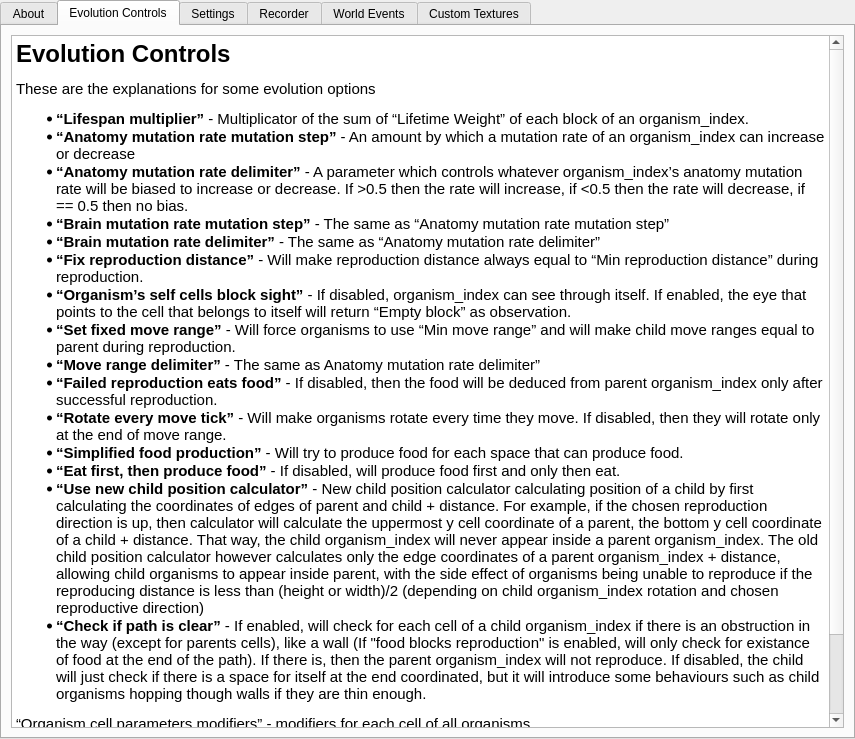
Qt form Source/UiFiles/info.ui (SuperSpaceEye/LifeEngineExtended) before a commit.
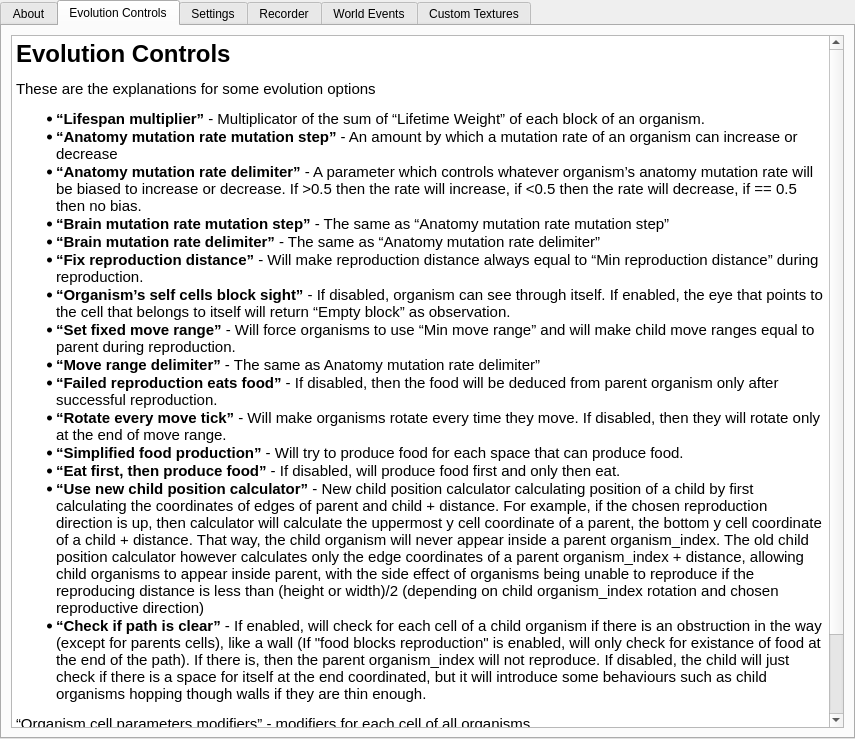
The same form after that commit. The open tabs and pages were chosen to show the change.

Patch:
```diff
--- a/Source/UiFiles/info.ui
+++ b/Source/UiFiles/info.ui
@@ -106,24 +106,24 @@
 &lt;/style&gt;&lt;/head&gt;&lt;body style=&quot; font-family:'Ubuntu'; font-size:11pt; font-weight:400; font-style:normal;&quot;&gt;
 &lt;h1 style=&quot; margin-top:18px; margin-bottom:12px; margin-left:0px; margin-right:0px; -qt-block-indent:0; text-indent:0px;&quot;&gt;&lt;a name=&quot;Evolution_Controls_0&quot;&gt;&lt;/a&gt;&lt;span style=&quot; font-size:xx-large; font-weight:600;&quot;&gt;E&lt;/span&gt;&lt;span style=&quot; font-size:xx-large; font-weight:600;&quot;&gt;volution Controls&lt;/span&gt;&lt;/h1&gt;
 &lt;p style=&quot; margin-top:12px; margin-bottom:12px; margin-left:0px; margin-right:0px; -qt-block-indent:0; text-indent:0px;&quot;&gt;These are the explanations for some evolution options&lt;/p&gt;
-&lt;ul style=&quot;margin-top: 0px; margin-bottom: 0px; margin-left: 0px; margin-right: 0px; -qt-list-indent: 1;&quot;&gt;&lt;li style=&quot; margin-top:12px; margin-bottom:0px; margin-left:0px; margin-right:0px; -qt-block-indent:0; text-indent:0px;&quot;&gt;&lt;span style=&quot; font-weight:600;&quot;&gt;“Lifespan multiplier”&lt;/span&gt; - Multiplicator of the sum of “Lifetime Weight” of each block of an organism_index.&lt;/li&gt;
-&lt;li style=&quot; margin-top:0px; margin-bottom:0px; margin-left:0px; margin-right:0px; -qt-block-indent:0; text-indent:0px;&quot;&gt;&lt;span style=&quot; font-weight:600;&quot;&gt;“Anatomy mutation rate mutation step”&lt;/span&gt; - An amount by which a mutation rate of an organism_index can increase or decrease&lt;/li&gt;
-&lt;li style=&quot; margin-top:0px; margin-bottom:0px; margin-left:0px; margin-right:0px; -qt-block-indent:0; text-indent:0px;&quot;&gt;&lt;span style=&quot; font-weight:600;&quot;&gt;“Anatomy mutation rate delimiter”&lt;/span&gt; - A parameter which controls whatever organism_index’s anatomy mutation rate will be biased to increase or decrease. If &amp;gt;0.5 then the rate will increase, if &amp;lt;0.5 then the rate will decrease, if == 0.5 then no bias.&lt;/li&gt;
+&lt;ul style=&quot;margin-top: 0px; margin-bottom: 0px; margin-left: 0px; margin-right: 0px; -qt-list-indent: 1;&quot;&gt;&lt;li style=&quot; margin-top:12px; margin-bottom:0px; margin-left:0px; margin-right:0px; -qt-block-indent:0; text-indent:0px;&quot;&gt;&lt;span style=&quot; font-weight:600;&quot;&gt;“Lifespan multiplier”&lt;/span&gt; - Multiplicator of the sum of “Lifetime Weight” of each block of an organism.&lt;/li&gt;
+&lt;li style=&quot; margin-top:0px; margin-bottom:0px; margin-left:0px; margin-right:0px; -qt-block-indent:0; text-indent:0px;&quot;&gt;&lt;span style=&quot; font-weight:600;&quot;&gt;“Anatomy mutation rate mutation step”&lt;/span&gt; - An amount by which a mutation rate of an organism can increase or decrease&lt;/li&gt;
+&lt;li style=&quot; margin-top:0px; margin-bottom:0px; margin-left:0px; margin-right:0px; -qt-block-indent:0; text-indent:0px;&quot;&gt;&lt;span style=&quot; font-weight:600;&quot;&gt;“Anatomy mutation rate delimiter”&lt;/span&gt; - A parameter which controls whatever organism’s anatomy mutation rate will be biased to increase or decrease. If &amp;gt;0.5 then the rate will increase, if &amp;lt;0.5 then the rate will decrease, if == 0.5 then no bias.&lt;/li&gt;
 &lt;li style=&quot; margin-top:0px; margin-bottom:0px; margin-left:0px; margin-right:0px; -qt-block-indent:0; text-indent:0px;&quot;&gt;&lt;span style=&quot; font-weight:600;&quot;&gt;“Brain mutation rate mutation step”&lt;/span&gt; - The same as “Anatomy mutation rate mutation step”&lt;/li&gt;
 &lt;li style=&quot; margin-top:0px; margin-bottom:0px; margin-left:0px; margin-right:0px; -qt-block-indent:0; text-indent:0px;&quot;&gt;&lt;span style=&quot; font-weight:600;&quot;&gt;“Brain mutation rate delimiter”&lt;/span&gt; - The same as “Anatomy mutation rate delimiter”&lt;/li&gt;
 &lt;li style=&quot; margin-top:0px; margin-bottom:0px; margin-left:0px; margin-right:0px; -qt-block-indent:0; text-indent:0px;&quot;&gt;&lt;span style=&quot; font-weight:600;&quot;&gt;“Fix reproduction distance”&lt;/span&gt; - Will make reproduction distance always equal to “Min reproduction distance” during reproduction.&lt;/li&gt;
-&lt;li style=&quot; margin-top:0px; margin-bottom:0px; margin-left:0px; margin-right:0px; -qt-block-indent:0; text-indent:0px;&quot;&gt;&lt;span style=&quot; font-weight:600;&quot;&gt;“Organism’s self cells block sight”&lt;/span&gt; - If disabled, organism_index can see through itself. If enabled, the eye that points to the cell that belongs to itself will return “Empty block” as observation.&lt;/li&gt;
+&lt;li style=&quot; margin-top:0px; margin-bottom:0px; margin-left:0px; margin-right:0px; -qt-block-indent:0; text-indent:0px;&quot;&gt;&lt;span style=&quot; font-weight:600;&quot;&gt;“Organism’s self cells block sight”&lt;/span&gt; - If disabled, organism can see through itself. If enabled, the eye that points to the cell that belongs to itself will return “Empty block” as observation.&lt;/li&gt;
 &lt;li style=&quot; margin-top:0px; margin-bottom:0px; margin-left:0px; margin-right:0px; -qt-block-indent:0; text-indent:0px;&quot;&gt;&lt;span style=&quot; font-weight:600;&quot;&gt;“Set fixed move range”&lt;/span&gt; - Will force organisms to use “Min move range” and will make child move ranges equal to parent during reproduction.&lt;/li&gt;
 &lt;li style=&quot; margin-top:0px; margin-bottom:0px; margin-left:0px; margin-right:0px; -qt-block-indent:0; text-indent:0px;&quot;&gt;&lt;span style=&quot; font-weight:600;&quot;&gt;“Move range delimiter”&lt;/span&gt; - The same as Anatomy mutation rate delimiter”&lt;/li&gt;
-&lt;li style=&quot; margin-top:0px; margin-bottom:0px; margin-left:0px; margin-right:0px; -qt-block-indent:0; text-indent:0px;&quot;&gt;&lt;span style=&quot; font-weight:600;&quot;&gt;“Failed reproduction eats food”&lt;/span&gt; - If disabled, then the food will be deduced from parent organism_index only after successful reproduction.&lt;/li&gt;
+&lt;li style=&quot; margin-top:0px; margin-bottom:0px; margin-left:0px; margin-right:0px; -qt-block-indent:0; text-indent:0px;&quot;&gt;&lt;span style=&quot; font-weight:600;&quot;&gt;“Failed reproduction eats food”&lt;/span&gt; - If disabled, then the food will be deduced from parent organism only after successful reproduction.&lt;/li&gt;
 &lt;li style=&quot; margin-top:0px; margin-bottom:0px; margin-left:0px; margin-right:0px; -qt-block-indent:0; text-indent:0px;&quot;&gt;&lt;span style=&quot; font-weight:600;&quot;&gt;“Rotate every move tick”&lt;/span&gt; - Will make organisms rotate every time they move. If disabled, then they will rotate only at the end of move range.&lt;/li&gt;
 &lt;li style=&quot; margin-top:0px; margin-bottom:0px; margin-left:0px; margin-right:0px; -qt-block-indent:0; text-indent:0px;&quot;&gt;&lt;span style=&quot; font-weight:600;&quot;&gt;“Simplified food production”&lt;/span&gt; - Will try to produce food for each space that can produce food.&lt;/li&gt;
 &lt;li style=&quot; margin-top:0px; margin-bottom:0px; margin-left:0px; margin-right:0px; -qt-block-indent:0; text-indent:0px;&quot;&gt;&lt;span style=&quot; font-weight:600;&quot;&gt;“Eat first, then produce food”&lt;/span&gt; - If disabled, will produce food first and only then eat.&lt;/li&gt;
-&lt;li style=&quot; margin-top:0px; margin-bottom:0px; margin-left:0px; margin-right:0px; -qt-block-indent:0; text-indent:0px;&quot;&gt;&lt;span style=&quot; font-weight:600;&quot;&gt;“Use new child position calculator”&lt;/span&gt; - New child position calculator calculating position of a child by first calculating the coordinates of edges of parent and child + distance. For example, if the chosen reproduction direction is up, then calculator will calculate the uppermost y cell coordinate of a parent, the bottom y cell coordinate of a child + distance. That way, the child organism_index will never appear inside a parent organism_index. The old child position calculator however calculates only the edge coordinates of a parent organism_index + distance, allowing child organisms to appear inside parent, with the side effect of organisms being unable to reproduce if the reproducing distance is less than (height or width)/2 (depending on child organism_index rotation and chosen reproductive direction)&lt;/li&gt;
-&lt;li style=&quot; margin-top:0px; margin-bottom:12px; margin-left:0px; margin-right:0px; -qt-block-indent:0; text-indent:0px;&quot;&gt;&lt;span style=&quot; font-weight:600;&quot;&gt;“Check if path is clear”&lt;/span&gt; - If enabled, will check for each cell of a child organism_index if there is an obstruction in the way (except for parents cells), like a wall (If &amp;quot;food blocks reproduction&amp;quot; is enabled, will only check for existance of food at the end of the path). If there is, then the parent organism_index will not reproduce. If disabled, the child will just check if there is a space for itself at the end coordinated, but it will introduce some behaviours such as child organisms hopping though walls if they are thin enough.&lt;/li&gt;&lt;/ul&gt;
+&lt;li style=&quot; margin-top:0px; margin-bottom:0px; margin-left:0px; margin-right:0px; -qt-block-indent:0; text-indent:0px;&quot;&gt;&lt;span style=&quot; font-weight:600;&quot;&gt;“Use new child position calculator”&lt;/span&gt; - New child position calculator calculating position of a child by first calculating the coordinates of edges of parent and child + distance. For example, if the chosen reproduction direction is up, then calculator will calculate the uppermost y cell coordinate of a parent, the bottom y cell coordinate of a child + distance. That way, the child organism will never appear inside a parent organism_index. The old child position calculator however calculates only the edge coordinates of a parent organism_index + distance, allowing child organisms to appear inside parent, with the side effect of organisms being unable to reproduce if the reproducing distance is less than (height or width)/2 (depending on child organism_index rotation and chosen reproductive direction)&lt;/li&gt;
+&lt;li style=&quot; margin-top:0px; margin-bottom:12px; margin-left:0px; margin-right:0px; -qt-block-indent:0; text-indent:0px;&quot;&gt;&lt;span style=&quot; font-weight:600;&quot;&gt;“Check if path is clear”&lt;/span&gt; - If enabled, will check for each cell of a child organism if there is an obstruction in the way (except for parents cells), like a wall (If &amp;quot;food blocks reproduction&amp;quot; is enabled, will only check for existance of food at the end of the path). If there is, then the parent organism_index will not reproduce. If disabled, the child will just check if there is a space for itself at the end coordinated, but it will introduce some behaviours such as child organisms hopping though walls if they are thin enough.&lt;/li&gt;&lt;/ul&gt;
 &lt;p style=&quot; margin-top:12px; margin-bottom:12px; margin-left:0px; margin-right:0px; -qt-block-indent:0; text-indent:0px;&quot;&gt;“Organism cell parameters modifiers” - modifiers for each cell of all organisms.&lt;/p&gt;
-&lt;ul style=&quot;margin-top: 0px; margin-bottom: 0px; margin-left: 0px; margin-right: 0px; -qt-list-indent: 1;&quot;&gt;&lt;li style=&quot; margin-top:12px; margin-bottom:0px; margin-left:0px; margin-right:0px; -qt-block-indent:0; text-indent:0px;&quot;&gt;&lt;span style=&quot; font-weight:600;&quot;&gt;“Life point”&lt;/span&gt; - The amount of life points this cell will give to organism_index&lt;/li&gt;
-&lt;li style=&quot; margin-top:0px; margin-bottom:0px; margin-left:0px; margin-right:0px; -qt-block-indent:0; text-indent:0px;&quot;&gt;&lt;span style=&quot; font-weight:600;&quot;&gt;“Lifetime weight”&lt;/span&gt; - The amount of lifetime this cell will give to organism_index&lt;/li&gt;
+&lt;ul style=&quot;margin-top: 0px; margin-bottom: 0px; margin-left: 0px; margin-right: 0px; -qt-list-indent: 1;&quot;&gt;&lt;li style=&quot; margin-top:12px; margin-bottom:0px; margin-left:0px; margin-right:0px; -qt-block-indent:0; text-indent:0px;&quot;&gt;&lt;span style=&quot; font-weight:600;&quot;&gt;“Life point”&lt;/span&gt; - The amount of life points this cell will give to organism&lt;/li&gt;
+&lt;li style=&quot; margin-top:0px; margin-bottom:0px; margin-left:0px; margin-right:0px; -qt-block-indent:0; text-indent:0px;&quot;&gt;&lt;span style=&quot; font-weight:600;&quot;&gt;“Lifetime weight”&lt;/span&gt; - The amount of lifetime this cell will give to organism&lt;/li&gt;
 &lt;li style=&quot; margin-top:0px; margin-bottom:12px; margin-left:0px; margin-right:0px; -qt-block-indent:0; text-indent:0px;&quot;&gt;&lt;span style=&quot; font-weight:600;&quot;&gt;“Chance Weight”&lt;/span&gt; - Controls how likely this cell will be picked during reproduction compared to others. If 0, the cell will never get picked.&lt;/li&gt;&lt;/ul&gt;&lt;/body&gt;&lt;/html&gt;</string>
          </property>
         </widget>
```
Left out of the diff: 4 changed lines with no effect on the pictures.
